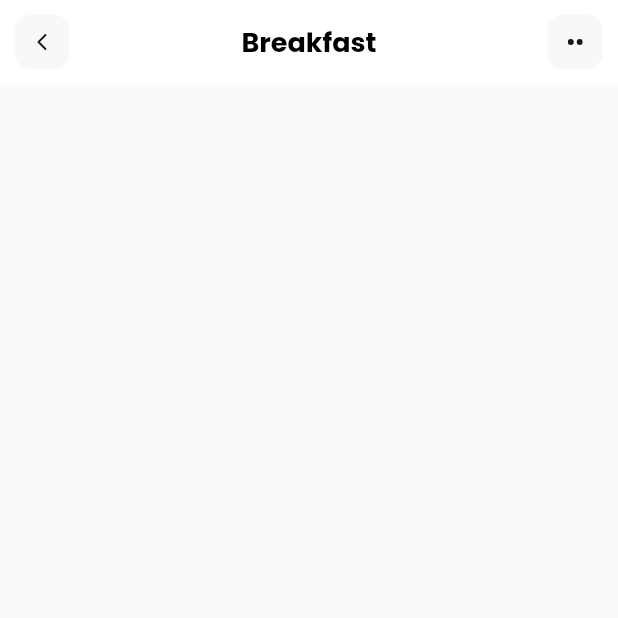
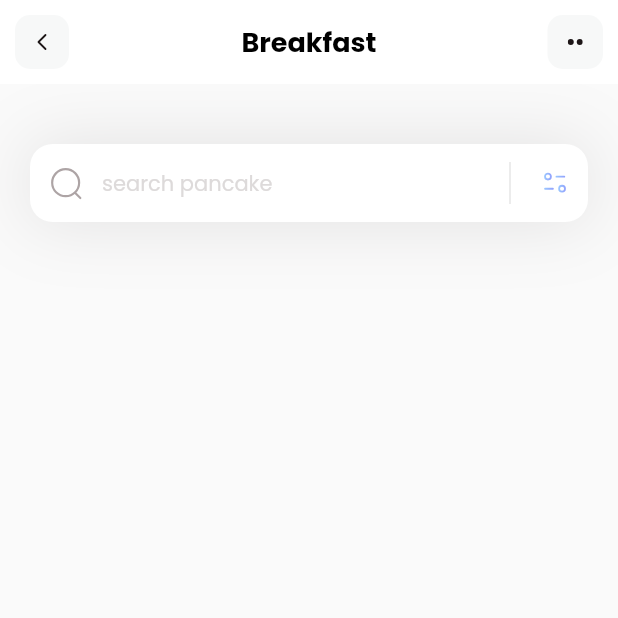
Before and after one commit to suryo811/fitness, a Flutter app: the screen it shows after launch, on a phone screen of 412 x 824 dp, the top half of it. Run offline on Flutter 3.47's test engine with Material 2 defaults, Android fonts, the phone set to English and light mode, and no system bars; our stand-ins replace flutter_svg.

Commit message:
search text field done

```diff
--- a/lib/pages/home.dart
+++ b/lib/pages/home.dart
@@ -7,7 +7,68 @@ class HomePage extends StatelessWidget {
   @override
   Widget build(BuildContext context) {
     return Scaffold(
-      appBar: AppBar(
+      appBar: appBar(),
+      body: Column(
+        children: [
+          Container(
+            margin: const EdgeInsets.only(top: 40, left: 20, right: 20),
+            decoration: BoxDecoration(
+              boxShadow: [
+                BoxShadow(
+                  color: const Color(0xff1D1617).withOpacity(0.11),
+                  blurRadius: 40,
+                  spreadRadius: 0.0,
+                ),
+              ],
+            ),
+            child: TextField(
+              decoration: InputDecoration(
+                filled: true,
+                fillColor: Colors.white,
+                contentPadding: const EdgeInsets.all(15),
+                hintText: "search pancake",
+                hintStyle:
+                    const TextStyle(color: Color(0xffDDDADA), fontSize: 14),
+                prefixIcon: Padding(
+                  padding: const EdgeInsets.all(12),
+                  child: SvgPicture.asset(
+                    'assets/icons/Search.svg',
+                  ),
+                ),
+                suffixIcon: Container(
+                  width: 100,
+                  child: IntrinsicHeight(
+                    child: Row(
+                      mainAxisAlignment: MainAxisAlignment.end,
+                      children: [
+                        const VerticalDivider(
+                          color: Colors.black,
+                          indent: 10,
+                          endIndent: 10,
+                          thickness: 0.1,
+                        ),
+                        Padding(
+                          padding: const EdgeInsets.all(12),
+                          child: SvgPicture.asset('assets/icons/Filter.svg'),
+                        ),
+                      ],
+                    ),
+                  ),
+                ),
+                border: OutlineInputBorder(
+                  borderRadius: BorderRadius.circular(15),
+                  borderSide: BorderSide.none,
+                ),
+              ),
+            ),
+          )
+        ],
+      ),
+    );
+  }
+
+  AppBar appBar() {
+    return AppBar(
       title: const Text(
         "Breakfast",
         style: TextStyle(
@@ -41,7 +102,6 @@ class HomePage extends StatelessWidget {
           ),
         ),
       ],
-      ),
     );
   }
 }
```
Lines whose indentation alone changed are shown as unchanged.
